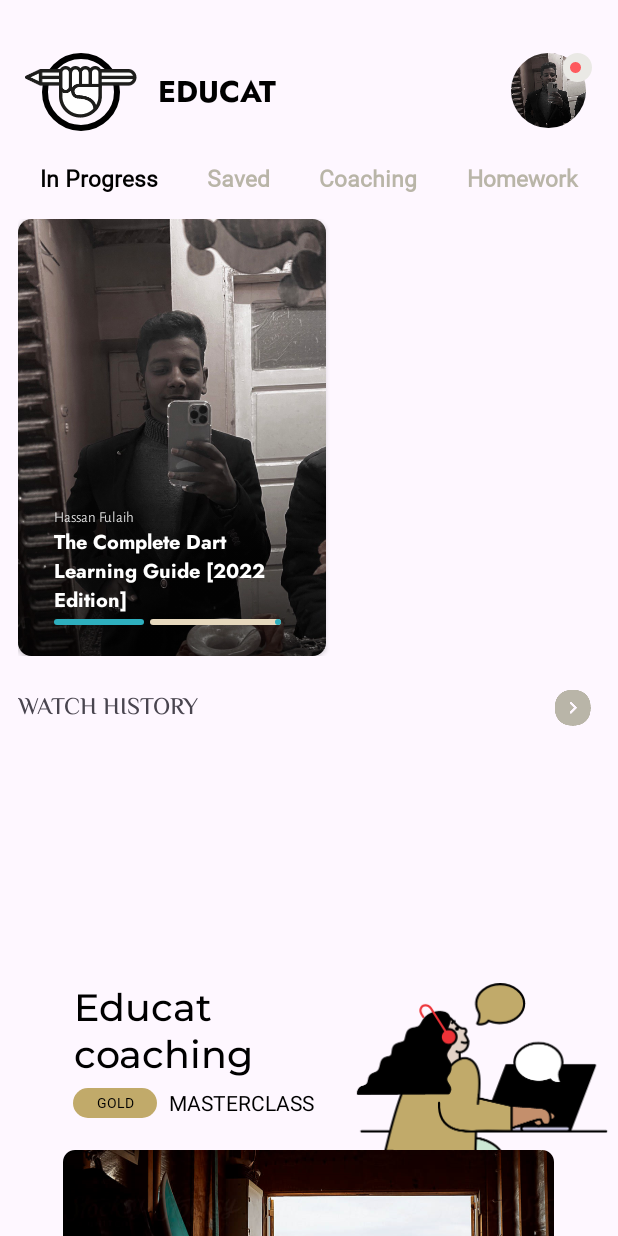
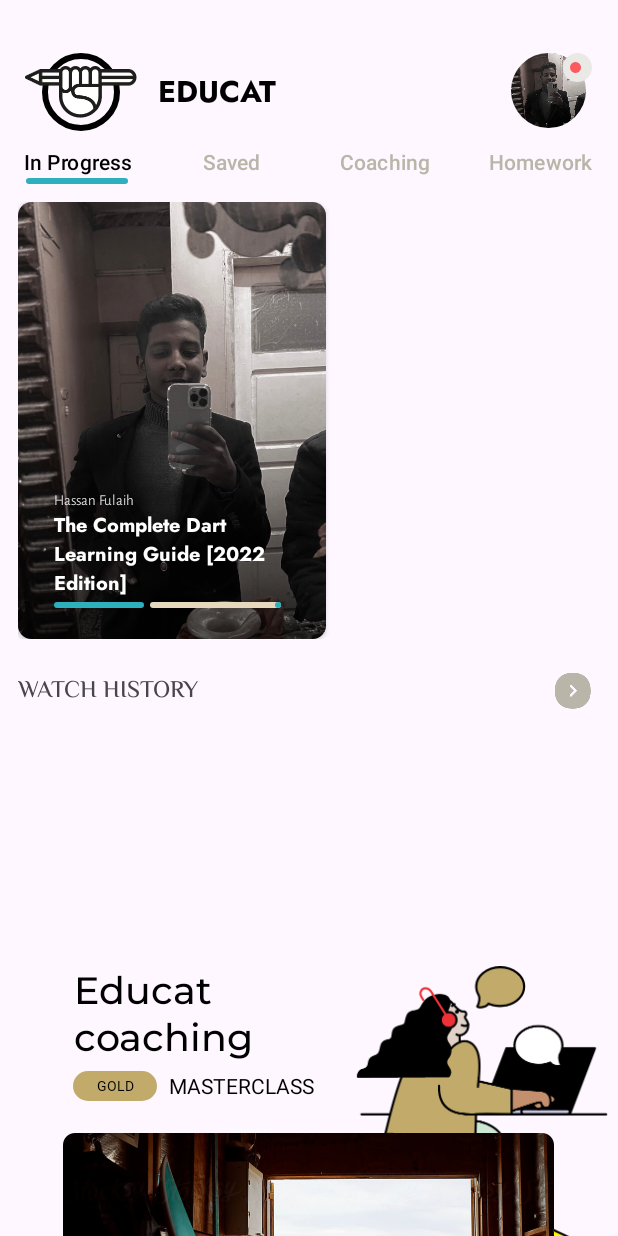
Before and after one commit to itskahrbaa/educat_app, an Android app: the fragment Home shown on its own in the app's theme, on a phone screen of 412 x 824 dp. Run offline under Robolectric (Android 15) with nearby library versions, the phone set to English and light mode, and no system bars; our stand-ins replace CircleImageView; Roboto replaces fonts that are not available here.

Commit message:
new updates

```diff
--- a/app/build.gradle
+++ b/app/build.gradle
@@ -48,4 +48,5 @@ dependencies {
     androidTestImplementation 'androidx.test.espresso:espresso-core:3.5.1'
     implementation 'de.hdodenhof:circleimageview:1.2.1'
     implementation 'com.github.Spikeysanju:ZoomRecylerLayout:1.0'
+
 }
--- a/app/src/main/java/com/kahrbaa/educat/fragments/Home.kt
+++ b/app/src/main/java/com/kahrbaa/educat/fragments/Home.kt
@@ -4,11 +4,13 @@ import android.os.Bundle
 import android.view.LayoutInflater
 import android.view.View
 import android.view.ViewGroup
-import androidx.annotation.Nullable
+import android.widget.Toast
 import androidx.fragment.app.Fragment
 import androidx.recyclerview.widget.LinearLayoutManager
 import androidx.recyclerview.widget.LinearSnapHelper
 import androidx.recyclerview.widget.RecyclerView
+import com.google.android.material.tabs.TabLayout
+import com.google.android.material.tabs.TabLayout.OnTabSelectedListener
 import com.kahrbaa.educat.Course
 import com.kahrbaa.educat.InProgressAdapter
 import com.kahrbaa.educat.R
@@ -16,7 +18,8 @@ import com.kahrbaa.educat.WhoCreated
 
 
 class Home : Fragment() {
-
+    private lateinit var recyclerView: RecyclerView
+    private lateinit var tabLayout: TabLayout
     override fun onCreate(savedInstanceState: Bundle?) {
         super.onCreate(savedInstanceState)
 
@@ -28,8 +31,42 @@ class Home : Fragment() {
     ): View? {
         val rootView = inflater.inflate(R.layout.fragment_home, container, false)
         val courseData = ArrayList<Course>()
+        recyclerView = rootView.findViewById(R.id.in_progress)
+        tabLayout = rootView.findViewById(R.id.tab_home)
 
-        courseData.add(
+
+        tabs()
+        inProgressFun(rootView, courseData)
+        return rootView
+    }
+
+    private fun tabs() {
+        if (tabLayout.selectedTabPosition == 0) {
+            Toast.makeText(context,"HELLLLLO",Toast.LENGTH_SHORT).show()
+        }
+        tabLayout.addOnTabSelectedListener(object : OnTabSelectedListener {
+            override fun onTabSelected(tab: TabLayout.Tab?) {
+                when (tab!!.position) {
+                    0 -> {
+                        Toast.makeText(context,tab!!.text,Toast.LENGTH_SHORT).show()
+                    }
+                    else -> {
+                        println("TTT")
+                    }
+                }
+            }
+
+            override fun onTabUnselected(tab: TabLayout.Tab?) {}
+
+            override fun onTabReselected(tab: TabLayout.Tab?) {}
+
+        })
+    }
+
+
+    private fun inProgressFun(rootView: View, data: ArrayList<Course>) {
+
+        data.add(
             Course(
                 "The Complete Dart Learning Guide [2022 Edition]",
                 "A Complete Guide to the Dart Programming Language",
@@ -38,22 +75,15 @@ class Home : Fragment() {
             )
         )
 
-        inProgressFun(rootView, courseData)
-        return rootView
-    }
+        var snapHelper = LinearSnapHelper()
+        snapHelper.attachToRecyclerView(recyclerView)
+
+        recyclerView.layoutManager =
+            LinearLayoutManager(rootView.context, LinearLayoutManager.HORIZONTAL, false)
+        recyclerView.adapter = InProgressAdapter(rootView.context, data)
+        recyclerView.isNestedScrollingEnabled = false
 
 
-    private fun inProgressFun(rootView: View, data: ArrayList<Course>) {
-
-        val recycler: RecyclerView = rootView.findViewById(R.id.in_progress)
-
-        var snapHelper = LinearSnapHelper()
-        snapHelper.attachToRecyclerView(recycler)
-
-        recycler.layoutManager =
-            LinearLayoutManager(rootView.context, LinearLayoutManager.HORIZONTAL, false)
-        recycler.adapter = InProgressAdapter(rootView.context, data)
-        recycler.isNestedScrollingEnabled = false
     }
 
 }
--- /dev/null
+++ b/app/src/main/res/color/tab_text_color.xml
@@ -0,0 +1,28 @@
+<?xml version="1.0" encoding="utf-8"?>
+<!--
+  Copyright 2021 The Android Open Source Project
+
+  Licensed under the Apache License, Version 2.0 (the "License");
+  you may not use this file except in compliance with the License.
+  You may obtain a copy of the License at
+
+      https://www.apache.org/licenses/LICENSE-2.0
+
+  Unless required by applicable law or agreed to in writing, software
+  distributed under the License is distributed on an "AS IS" BASIS,
+  WITHOUT WARRANTIES OR CONDITIONS OF ANY KIND, either express or implied.
+  See the License for the specific language governing permissions and
+  limitations under the License.
+  -->
+<selector xmlns:android="http://schemas.android.com/apk/res/android">
+    <item android:alpha="@dimen/material_emphasis_disabled"
+        android:color="?attr/colorOnSurface"
+        android:state_enabled="false"/>
+
+    <!-- Selected -->
+    <item android:color="@color/black"
+        android:state_selected="true"/>
+
+    <!-- Not selected -->
+    <item android:color="@color/primarySColor"/>
+</selector>
--- /dev/null
+++ b/app/src/main/res/drawable/indicator.xml
@@ -0,0 +1,30 @@
+<?xml version="1.0" encoding="utf-8"?>
+<!--
+  Copyright 2021 The Android Open Source Project
+
+  Licensed under the Apache License, Version 2.0 (the "License");
+  you may not use this file except in compliance with the License.
+  You may obtain a copy of the License at
+
+      https://www.apache.org/licenses/LICENSE-2.0
+
+  Unless required by applicable law or agreed to in writing, software
+  distributed under the License is distributed on an "AS IS" BASIS,
+  WITHOUT WARRANTIES OR CONDITIONS OF ANY KIND, either express or implied.
+  See the License for the specific language governing permissions and
+  limitations under the License.
+  -->
+
+<layer-list xmlns:android="http://schemas.android.com/apk/res/android">
+    <item
+        android:left="2dp"
+        android:right="2dp">
+        <shape
+            android:shape="rectangle">
+            <!-- Color is assigned programmatically with the value of "tabIndicatorColor". -->
+            <solid android:color="@color/progressBar_c"/>
+            <corners android:radius="4dp"/>
+            <size android:height="4dp"/>
+        </shape>
+    </item>
+</layer-list>
--- a/app/src/main/res/layout/fragment_home.xml
+++ b/app/src/main/res/layout/fragment_home.xml
@@ -1,5 +1,7 @@
 <?xml version="1.0" encoding="utf-8"?>
-<ScrollView xmlns:android="http://schemas.android.com/apk/res/android"
+<ScrollView
+    xmlns:android="http://schemas.android.com/apk/res/android"
+    xmlns:app="http://schemas.android.com/apk/res-auto"
     xmlns:tools="http://schemas.android.com/tools"
     android:layout_width="match_parent"
     android:layout_height="wrap_content"
@@ -96,73 +98,43 @@
 
         </RelativeLayout>
 
-            <LinearLayout
+
+        <com.google.android.material.tabs.TabLayout
+            android:id="@+id/tab_home"
             android:layout_width="match_parent"
-                android:layout_height="30dp"
-                android:layout_marginStart="10dp"
-                android:layout_marginTop="11dp"
-                android:layout_marginEnd="10dp"
-                android:gravity="center"
-                android:orientation="horizontal"
-                android:weightSum="4">
+            style="@style/Theme.tabs"
+            android:layout_height="30dp">
 
-                <TextView
+            <com.google.android.material.tabs.TabItem
                 android:id="@+id/tab1"
                 android:layout_width="wrap_content"
                 android:layout_height="wrap_content"
-                    android:layout_weight="1"
-                    android:fontFamily="@font/jost_medium"
-                    android:gravity="center"
-                    android:text="In Progress"
-                    android:textColor="@color/black"
-                    android:textSize="15sp"
-                    android:textStyle="bold" />
+                android:text="In Progress"/>
 
-                <TextView
-                    android:id="@+id/tab2"
+            <com.google.android.material.tabs.TabItem
                 android:layout_width="wrap_content"
                 android:layout_height="wrap_content"
-                    android:layout_weight="1"
-                    android:fontFamily="@font/jost_medium"
-                    android:gravity="center"
-                    android:text="Saved"
-                    android:textColor="@color/primarySColor"
-                    android:textSize="15sp"
-                    android:textStyle="bold" />
+                android:text="Saved"/>
 
-                <TextView
-                    android:id="@+id/tab3"
+            <com.google.android.material.tabs.TabItem
                 android:layout_width="wrap_content"
                 android:layout_height="wrap_content"
-                    android:layout_weight="1"
-                    android:fontFamily="@font/jost_medium"
-                    android:gravity="center"
-                    android:text="Coaching"
-                    android:textColor="@color/primarySColor"
-                    android:textSize="15sp"
-                    android:textStyle="bold" />
+                android:text="Coaching"/>
 
-                <TextView
-                    android:id="@+id/tab4"
+            <com.google.android.material.tabs.TabItem
                 android:layout_width="wrap_content"
                 android:layout_height="wrap_content"
-                    android:layout_weight="1"
-                    android:fontFamily="@font/jost_medium"
-                    android:gravity="center"
-                    android:text="Homework"
-                    android:textColor="@color/primarySColor"
-                    android:textSize="15sp"
-                    android:textStyle="bold" />
+                android:text="Homework"/>
 
-            </LinearLayout>
 
+        </com.google.android.material.tabs.TabLayout>
 
         <androidx.recyclerview.widget.RecyclerView
             android:id="@+id/in_progress"
             android:layout_width="match_parent"
             android:layout_height="291dp"
             android:layout_margin="12dp"
-                tools:listitem="@layout/inprogress_coures"/>
+            tools:listitem="@layout/inprogress_coures" />
 
         <!--    div watch history        -->
         <RelativeLayout
--- a/app/src/main/res/values/themes.xml
+++ b/app/src/main/res/values/themes.xml
@@ -14,7 +14,13 @@
         <item name="itemIconTint">@color/navigation_bar</item>
         <item name="itemTextColor">@color/navigation_bar</item>
     </style>
-
-
-
+    <style name="Theme.tabs" parent="Base.Widget.Material3.TabLayout">
+        <item name="android:background">@null</item>
+        <item name="enforceTextAppearance">false</item>
+        <item name="tabTextColor">@color/tab_text_color</item>
+        <item name="tabIndicator">@drawable/indicator</item>
+        <item name="tabIndicatorAnimationMode">elastic</item>
+        <item name="tabIndicatorColor">@color/progressBar_c</item>
+        <item name="tabIndicatorAnimationDuration">1000</item>
+    </style>
 </resources>
```
Also changed, not shown: app/src/main/java/com/kahrbaa/educat/Adapters.kt (line endings or trailing spaces). Lines whose indentation alone changed are shown as unchanged.
